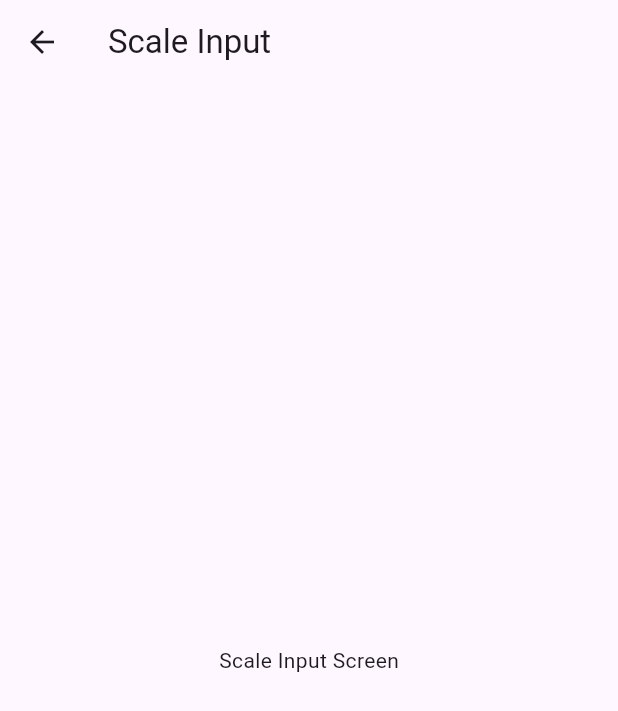
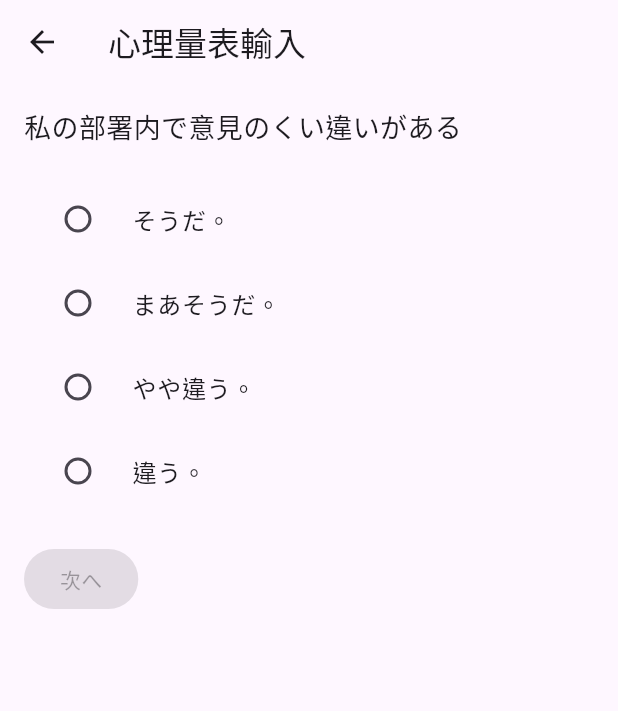
Before and after one commit to go0105rev/training, a Flutter app: the MenuScaleInput screen opened directly, on a phone screen of 412 x 824 dp. Shown: the top 711 px of the screen. Run offline on Flutter 3.47's test engine with Material 3 defaults, Android fonts, the phone set to English and light mode, and no system bars.

Commit message:
モック版作成（API通信なし）

```diff
--- a/front_app_flutter/lib/menu_scale_input.dart
+++ b/front_app_flutter/lib/menu_scale_input.dart
@@ -1,4 +1,6 @@
 import 'package:flutter/material.dart';
+import 'package:front_app_flutter/l10n/app_localizations.dart';
+import 'package:front_app_flutter/main_screen.dart';
 
 /// メンタルスケール入力画面
 class MenuScaleInput extends StatefulWidget {
@@ -9,14 +11,89 @@ class MenuScaleInput extends StatefulWidget {
 }
 
 class _MenuScaleInputState extends State<MenuScaleInput> {
+  int _currentIdx = 0;
+  List<String?> _selectedAns = [];
+
+  final List<String> _answers = [
+    'そうだ。',
+    'まあそうだ。',
+    'やや違う。',
+    '違う。',
+  ];
+
+  final List<String> _scale = [
+    '私の部署内で意見のくい違いがある',
+    '職場の仕事の方針に自分の意見を反映できる',
+    '自分で仕事の順番・やり方を決めることができる',
+    'からだを大変よく使う仕事だ',
+  ];
+
+  @override
+  void initState() {
+    super.initState();
+    _selectedAns = List<String?>.filled(_scale.length, null);
+  }
+
+  void _nextQuestion() {
+
+    if (_currentIdx < _scale.length - 1) {
+      setState(() {_currentIdx++;});
+
+    } else {
+      // 最後の質問へ
+      showDialog(
+        context: context,
+        builder: (_) => AlertDialog(
+          title: const Text('回答完了'),
+          content: Text(_selectedAns.asMap().entries.map((e) => 'Q${e.key+1}: ${e.value ?? "未回答"}').join('\n')),
+          actions: [
+            TextButton(
+              onPressed: () => {Navigator.pop(context), Navigator.push(context,MaterialPageRoute(builder: (_) => MainScreen()))}, // 遷移先 Screen)
+              child: const Text('完了'),
+        )])
+      );
+    }
+  }
+
   @override
   Widget build(BuildContext context) {
     return Scaffold(
       appBar: AppBar(
-        title: Text('Scale Input'),
+        title: Text(AppLocalizations.of(context)!.menuScaleInput),
       ),
-      body: Center(
-        child: Text('Scale Input Screen'),
+      body: Padding(
+        padding: const EdgeInsets.all(16.0),
+        child: Column(
+          crossAxisAlignment: CrossAxisAlignment.start,
+          children: [
+            Text(_scale[_currentIdx], style: TextStyle(fontSize: 18)),
+            SizedBox(height: 20),
+            // ラジオボタンリスト
+            ..._answers.map((answer) => RadioListTile<String>(
+              title: Text(answer),
+              value: answer,
+              groupValue: _selectedAns[_currentIdx],
+              onChanged: (String? value) {setState(() {_selectedAns[_currentIdx] = value;});
+              },
+            )),
+            SizedBox(height: 20),
+            Row(
+              mainAxisAlignment: MainAxisAlignment.spaceBetween,
+
+              children: [
+                if (_currentIdx != 0)
+                  ElevatedButton (
+                    onPressed: () => setState(() =>_currentIdx--),
+                    child: Text('前へ')
+                ),
+                ElevatedButton(
+                  onPressed: _selectedAns[_currentIdx] == null ? null : _nextQuestion,
+                  child: Text(_currentIdx < _scale.length - 1 ? '次へ' : '送信')
+                ),
+              ],
+            )
+          ],
+        ),
       ),
     );
   }
```
